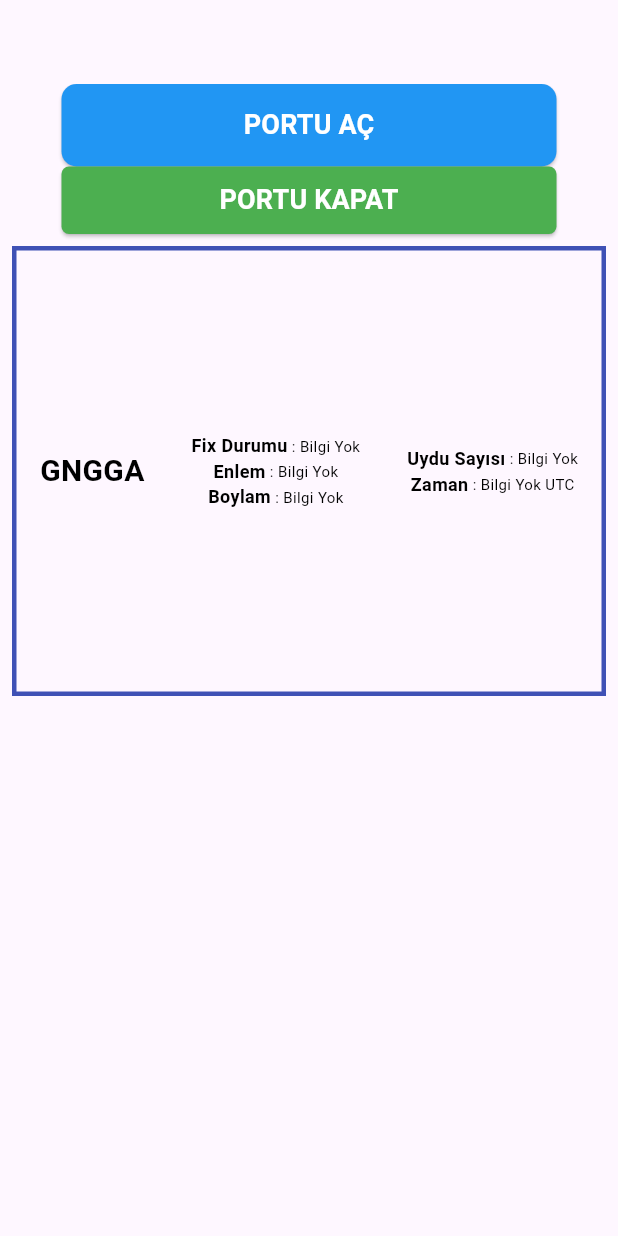
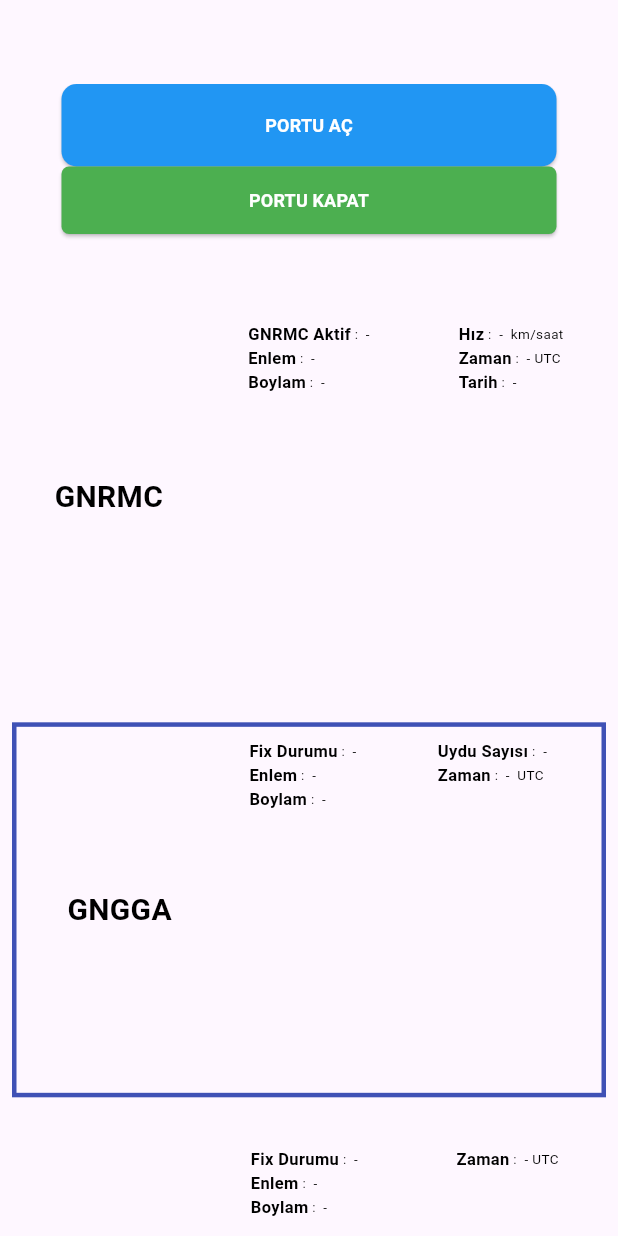
Before and after one commit to ufuk-34/gep_module_test, a Flutter app: the screen it shows after launch, on a phone screen of 412 x 824 dp. Run offline on Flutter 3.47's test engine with Material 3 defaults, Android fonts, the phone set to English and light mode, and no system bars; our stand-ins replace flutter_screenutil, get, wakelock; missing offline and left inert: libserialport.

Commit message:
genel duzenleme

```diff
--- a/lib/element/butonlar_widget.dart
+++ b/lib/element/butonlar_widget.dart
@@ -15,7 +15,7 @@ Padding maviButton(BuildContext context,
       child: ElevatedButton(
         child: CustomText(
           text: text,
-          fontSize: 18,
+          fontSize: 12,
           fontWeight: FontWeight.bold,
           color: Colors.white,
         ),
@@ -55,7 +55,7 @@ Padding yesilButton(BuildContext context,
       child: ElevatedButton(
         child: CustomText(
           text: text,
-          fontSize: 18,
+          fontSize: 12,
           fontWeight: FontWeight.bold,
           color: Colors.white,
         ),
--- a/lib/helper/page_gngga.dart
+++ b/lib/helper/page_gngga.dart
@@ -17,8 +17,10 @@ class GNGGAParser extends StatelessWidget {
         child: Container(
           decoration:
               BoxDecoration(border: Border.all(color: Colors.indigo, width: 3)),
-          height: 300, // Yüksekliği artırdık çünkü daha fazla veri gösteriyoruz
+          height: 250, // Yüksekliği artırdık çünkü daha fazla veri gösteriyoruz
           width: App(context).appWidth(100),
+          child: Padding(
+            padding: const EdgeInsets.all(8.0),
             child: Row(
               mainAxisAlignment: MainAxisAlignment.spaceAround,
               children: [
@@ -28,7 +30,8 @@ class GNGGAParser extends StatelessWidget {
                   fontSize: 20,
                 ),
                 Column(
-                mainAxisAlignment: MainAxisAlignment.center,
+                  mainAxisAlignment: MainAxisAlignment.start,
+                  crossAxisAlignment: CrossAxisAlignment.start,
                   children: [
                     item("Fix Durumu", parsedData['fixQuality'].toString()),
                     item("Enlem", parsedData['latitude'].toString()),
@@ -36,13 +39,15 @@ class GNGGAParser extends StatelessWidget {
                   ],
                 ),
                 Column(
-                mainAxisAlignment: MainAxisAlignment.center,
+                  mainAxisAlignment: MainAxisAlignment.start,
+                  crossAxisAlignment: CrossAxisAlignment.start,
                   children: [
                     item("Uydu Sayısı", parsedData['numSats'].toString()),
                     item("Zaman", '${parsedData['time']} UTC'),
                   ],
                 ),
               ],
+            ),
           ),
         ),
       ),
@@ -55,12 +60,12 @@ class GNGGAParser extends StatelessWidget {
 
     if (parts[0] != '\$GNGGA') {
       return {
-        'fixQuality': 'Bilgi Yok',
-        'latitude': 'Bilgi Yok',
-        'longitude': 'Bilgi Yok',
-        'altitude': 'Bilgi Yok',
-        'numSats': 'Bilgi Yok',
-        'time': 'Bilgi Yok',
+        'fixQuality': ' - ',
+        'latitude': ' - ',
+        'longitude': ' - ',
+        'altitude': ' - ',
+        'numSats': ' - ',
+        'time': ' - ',
       };
     } else {
       // Verileri çıkarın
@@ -83,14 +88,14 @@ class GNGGAParser extends StatelessWidget {
   }
 
   String parseTime(String value) {
-    if (value.isEmpty) return 'Bilgi Yok';
+    if (value.isEmpty) return ' - ';
 
     // Zamanı saat:dakika:saniye formatına çevir
     return '${value.substring(0, 2)}:${value.substring(2, 4)}:${value.substring(4, 6)}';
   }
 
   String parseLatitudeLongitude(String value, String direction) {
-    if (value.isEmpty) return 'Bilgi Yok';
+    if (value.isEmpty) return ' - ';
 
     double degrees = double.parse(value.substring(0, 2));
     double minutes = double.parse(value.substring(2));
@@ -110,16 +115,16 @@ Widget item(String t, String l) {
     children: [
       CustomText(
         text: t,
-        fontSize: 12,
+        fontSize: 11,
         fontWeight: FontWeight.bold,
       ),
       CustomText(
         text: ' : ',
-        fontSize: 10,
+        fontSize: 9,
       ),
       CustomText(
         text: l,
-        fontSize: 10,
+        fontSize: 9,
       ),
     ],
   );
--- a/lib/helper/page_gngll.dart
+++ b/lib/helper/page_gngll.dart
@@ -1,7 +1,6 @@
 import 'package:flutter/material.dart';
 import 'package:get/get.dart';
 import 'package:gps_module_test/helper/app_config.dart';
-
 import '../element/custom_text.dart';
 import 'page_gngga.dart';
 
@@ -15,9 +14,12 @@ class GNGLLParser extends StatelessWidget {
 
     return Center(
       child: Container(
-        height: 200, // Yüksekliği ihtiyaca göre ayarlayabilirsiniz
+         height: 250, // Yüksekliği ihtiyaca göre ayarlayabilirsiniz
         width: App(context).appWidth(100),
+        child: Padding(
+          padding: const EdgeInsets.all(8.0),
           child: Row(
+            mainAxisAlignment: MainAxisAlignment.spaceAround,
             children: [
               CustomText(
                 text: "GNGLL",
@@ -25,7 +27,8 @@ class GNGLLParser extends StatelessWidget {
                 fontSize: 20,
               ),
               Column(
-              mainAxisAlignment: MainAxisAlignment.center,
+                mainAxisAlignment: MainAxisAlignment.start,
+                crossAxisAlignment: CrossAxisAlignment.start,
                 children: [
                   item("Fix Durumu", parsedData['status'].toString()),
                   item("Enlem", parsedData['latitude'].toString()),
@@ -33,12 +36,14 @@ class GNGLLParser extends StatelessWidget {
                 ],
               ),
               Column(
-              mainAxisAlignment: MainAxisAlignment.center,
+                mainAxisAlignment: MainAxisAlignment.start,
+                crossAxisAlignment: CrossAxisAlignment.start,
                 children: [
                   item("Zaman", "${parsedData['time']}UTC"),
                 ],
               ),
             ],
+          ),
         ),
       ),
     );
@@ -50,12 +55,13 @@ class GNGLLParser extends StatelessWidget {
 
     if (parts[0] != '\$GNGLL') {
       return {
-        'status': 'Bilgi Yok',
-        'latitude': 'Bilgi Yok',
-        'longitude': 'Bilgi Yok',
-        'time': 'Bilgi Yok',
+        'status': ' - ',
+        'latitude': ' - ',
+        'longitude': ' - ',
+        'time': ' - ',
       };
     } else {
+
       // Verileri çıkarın
       String latitude = parseLatitudeLongitude(parts[1], parts[2]);
       String longitude = parseLatitudeLongitude(parts[3], parts[4]);
@@ -72,14 +78,14 @@ class GNGLLParser extends StatelessWidget {
   }
 
   String parseTime(String value) {
-    if (value.isEmpty) return 'Bilgi Yok';
+    if (value.isEmpty) return ' - ';
 
     // Zamanı saat:dakika:saniye formatına çevir
     return '${value.substring(0, 2)}:${value.substring(2, 4)}:${value.substring(4, 6)}';
   }
 
   String parseLatitudeLongitude(String value, String direction) {
-    if (value.isEmpty) return 'Bilgi Yok';
+    if (value.isEmpty) return ' - ';
 
     double degrees = double.parse(value.substring(0, 2));
     double minutes = double.parse(value.substring(2));
--- a/lib/helper/parse_gnrmc.dart
+++ b/lib/helper/parse_gnrmc.dart
@@ -16,7 +16,6 @@ course - Kurs (derece)
 ddmmyy - Tarih (gün/ay/yıl)
  */
 
-
 //RxString gnrmcSentence = '\$GNMRMC,123456.00,A,4824.1234,N,00135.6789,W,12.34,56.78,091223,,0000';
 RxString gnrmcSentence = "".obs;
 
@@ -30,23 +29,30 @@ class GNRMCParser extends StatelessWidget {
 
     return Center(
       child: Container(
-        height: 200,
+        height: 250,
         width: App(context).appWidth(100),
+        child: Padding(
+          padding: const EdgeInsets.all(8.0),
           child: Row(
+            mainAxisAlignment: MainAxisAlignment.spaceAround,
             children: [
-            CustomText(text: "GNRMC",fontWeight: FontWeight.bold,fontSize: 20,),
-
+              CustomText(
+                text: "GNRMC",
+                fontWeight: FontWeight.bold,
+                fontSize: 20,
+              ),
               Column(
-              mainAxisAlignment: MainAxisAlignment.center,
+                mainAxisAlignment: MainAxisAlignment.start,
+                crossAxisAlignment: CrossAxisAlignment.start,
                 children: [
                   item("GNRMC Aktif", parsedData['active'].toString()),
                   item("Enlem", parsedData['latitude'].toString()),
                   item("Boylam", parsedData['longitude'].toString()),
                 ],
               ),
-
               Column(
-              mainAxisAlignment: MainAxisAlignment.center,
+                mainAxisAlignment: MainAxisAlignment.start,
+                crossAxisAlignment: CrossAxisAlignment.start,
                 children: [
                   item("Hız", "${parsedData['speed']} km/saat"),
                   item("Zaman", "${parsedData['time']}UTC"),
@@ -54,15 +60,8 @@ width: App(context).appWidth(100),
                 ],
               ),
 
-            Column(
-              mainAxisAlignment: MainAxisAlignment.center,
-              children: [
-                Text('Hız: ${parsedData['speed']} km/saat'),
-                Text('Zaman: ${parsedData['time']} UTC'),
-                Text('Tarih: ${parsedData['date']}'),
             ],
           ),
-          ],
         ),
       ),
     );
@@ -70,22 +69,19 @@ width: App(context).appWidth(100),
 
   Map<dynamic, dynamic> parseGNRMC(String sentence) {
     // Cümleyi parçalara ayırın
-    print("aliiiiii"+sentence);
+    print("aliiiiii" + sentence);
     List<String> parts = sentence.split(',');
 
     if (parts[0] != '\$GNRMC') {
-
       return {
-        'active':  'Hayır',
-        'latitude': "-",
-        'longitude': "-",
-        'speed': "-",
-        'time': "-",
-        'date': "-",
+        'active': ' - ',
+        'latitude': " - ",
+        'longitude': " - ",
+        'speed': " - ",
+        'time': " - ",
+        'date': " - ",
       };
-
-    }else{
-
+    } else {
       // Verileri çıkarın
       String time = parseTime(parts[1]);
       bool isActive = parts[2] == 'A';
@@ -103,18 +99,17 @@ width: App(context).appWidth(100),
         'date': date,
       };
     }
-
   }
 
   String parseTime(String value) {
-    if (value.isEmpty) return 'Bilgi Yok';
+    if (value.isEmpty) return ' - ';
 
     // Zamanı saat:dakika:saniye formatına çevir
     return '${value.substring(0, 2)}:${value.substring(2, 4)}:${value.substring(4, 6)}';
   }
 
   String parseDate(String value) {
-    if (value.isEmpty) return 'Bilgi Yok';
+    if (value.isEmpty) return ' - ';
 
     // Tarihi gün/ay/yıl formatına çevir
     String day = value.substring(0, 2);
@@ -124,7 +119,7 @@ width: App(context).appWidth(100),
   }
 
   String parseLatitudeLongitude(String value, String direction) {
-    if (value.isEmpty) return 'Bilgi Yok';
+    if (value.isEmpty) return ' - ';
 
     double degrees = double.parse(value.substring(0, 2));
     double minutes = double.parse(value.substring(2));
--- a/lib/pages/page_home.dart
+++ b/lib/pages/page_home.dart
@@ -1,5 +1,6 @@
 import 'package:flutter/material.dart';
 import 'package:get/get.dart';
+import 'package:gps_module_test/helper/constant.dart';
 import 'package:gps_module_test/helper/page_gngll.dart';
 import 'package:libserialport/libserialport.dart';
 import 'dart:convert';
@@ -21,7 +22,8 @@ class _PageHomeState extends State<PageHome> {
   RxString gelenData = "".obs;
   List<String> parts = [];
   final port = SerialPort("/dev/ttyS4");
-  RxBool gecici=true.obs;
+  RxBool gecici = true.obs;
+
   void oku() async {
     if (!port.openReadWrite()) {
       print(SerialPort.lastError);
@@ -76,7 +78,9 @@ class _PageHomeState extends State<PageHome> {
     return Obx(
       () => Scaffold(
         appBar: AppBar(),
-        body:!gecici.value?Container(): SingleChildScrollView(
+        body: !gecici.value
+            ? Container()
+            : SingleChildScrollView(
                 scrollDirection: Axis.vertical,
                 child: Column(
                   children: [
@@ -90,13 +94,12 @@ class _PageHomeState extends State<PageHome> {
                     yesilButton(context, text: "PORTU KAPAT", onPressed: () {
                       port.close();
                     }),
-
-              //  GNRMCParser(),
-
+                    heightSpace45,
+                    GNRMCParser(),
+                    heightSpace15,
                     GNGGAParser(),
-
-              //    GNGLLParser(),
-
+                    heightSpace15,
+                    GNGLLParser(),
                   ],
                 ),
               ),
```
Lines whose indentation alone changed are shown as unchanged.
